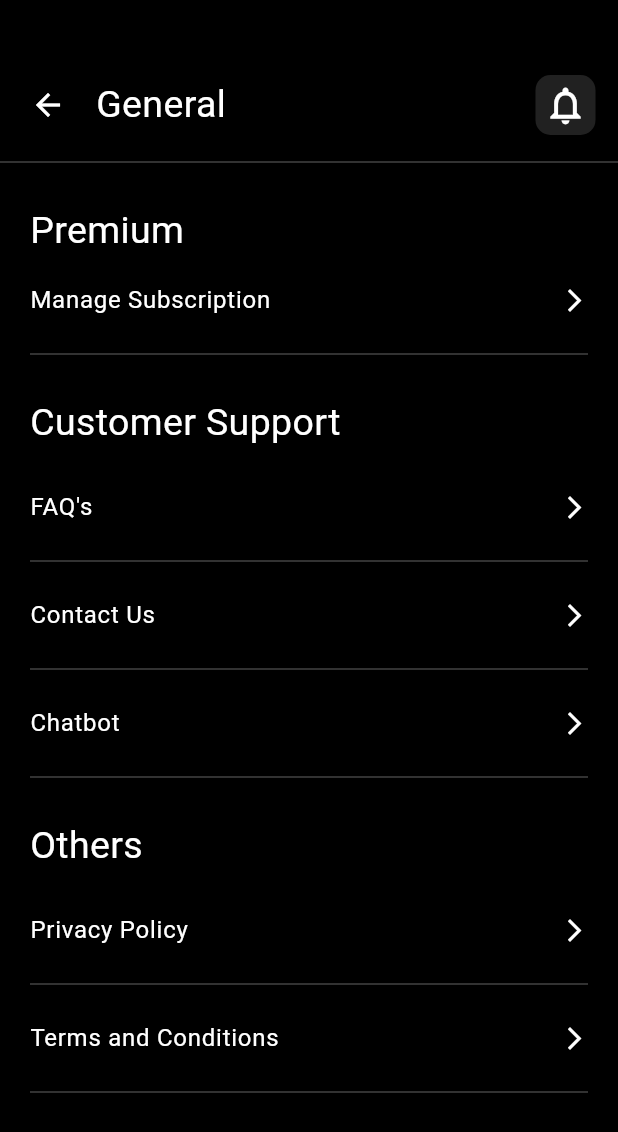
After one commit to suhailthakrani/affirmation_app, a Flutter app: the GeneralScreen screen opened directly, on a phone screen of 412 x 824 dp. The commit adds this screen. Shown: the top 1132 px of the screen. Run offline on Flutter 3.47's test engine with Material 3 defaults, Android fonts, the phone set to English and light mode, and no system bars; our stand-ins replace cloud_firestore, firebase_auth, firebase_core, flutter_local_notifications, flutter_xlider, get and 2 more; accounts and stored records are empty.

Commit message:
Added profile and general screen

```diff
--- a/lib/controllers/profile_screen_controller.dart
+++ b/lib/controllers/profile_screen_controller.dart
@@ -2,4 +2,7 @@ import 'package:get/get.dart';
 
 class ProfileScreenController extends GetxController {
 
+  List<String> settingsList = ['Personal Details', 'General', 'Payment Method', 'Reminders', 'Widgets'];
+  List<String> affirmationsList = ['Favorites','Past affirmations'];
+
 }
--- a/lib/controllers/user_details_input_screen_controller.dart
+++ b/lib/controllers/user_details_input_screen_controller.dart
@@ -1,16 +1,82 @@
 import 'package:affirmation_app/controllers/dropdown_controller.dart';
+import 'package:affirmation_app/utils/constants.dart';
+import 'package:flutter/material.dart';
 import 'package:flutter/widgets.dart';
 import 'package:get/get.dart';
+
+import '../models/user_model.dart';
+import '../services/users_services.dart';
 
 class UserDetailsInputScreenScreenController extends GetxController {
   TextEditingController nameController = TextEditingController();
   TextEditingController ageGroupController = TextEditingController();
-  DropdownController ocupationDDController = DropdownController(title: "", items: RxList([]));
+  DropdownController ocupationDDController = DropdownController(title: "", items: RxList([
+    "Programmer",
+    "Teacher"
+  ]));
   TextEditingController currentIncomeController = TextEditingController();
-  DropdownController desiredOcupationDDController = DropdownController(title: "", items: RxList([]));
+  DropdownController desiredOcupationDDController = DropdownController(title: "", items: RxList(["Programmer",
+    "Teacher"]));
   TextEditingController desiredIncomeController = TextEditingController();
   TextEditingController debtAmountIncomeController = TextEditingController();
-  DropdownController debtTypeDDController = DropdownController(title: "", items: RxList([]));
+  DropdownController debtTypeDDController = DropdownController(title: "", items: RxList(["Type1", "Type2"]));
   TextEditingController savingGoalsController = TextEditingController();
 
+
+  Future<void> register(context) async {
+    UserModel userModel = updateUserModel(
+      ageGroupController,
+      ocupationDDController,
+      currentIncomeController,
+      desiredIncomeController,
+      desiredOcupationDDController,
+      debtAmountIncomeController,
+      debtTypeDDController,
+      savingGoalsController
+    );
+    String result = await UserServices().registerUser(model:userModel);
+    if(result == "Success") {
+      ScaffoldMessenger.of(context).showSnackBar(const SnackBar(content: Text("Details Updated Successfully!")));
+      Get.toNamed(kMainScreenRoute);
+    }
+  }
+
+  UserModel updateUserModel(
+    TextEditingController ageGroupController,
+    DropdownController occupationController,
+    TextEditingController currentIncomeController,
+    TextEditingController desiredIncomeController,
+    DropdownController desiredOccupationController,
+    TextEditingController debtAmountController,
+    DropdownController debtTypeController,
+    TextEditingController savingGoalsController
+  ) {
+    UserModel userModel = UserModel.empty();
+    if (ageGroupController.text.isNotEmpty) {
+      userModel.ageGroup = ageGroupController.text;
+    }
+    if (occupationController.validate()) {
+      userModel.occupation = occupationController.selectedItem.value;
+    }
+    if (currentIncomeController.text.isNotEmpty) {
+      userModel.currentIncome = currentIncomeController.text;
+    }
+    if (desiredIncomeController.text.isNotEmpty) {
+      userModel.desiredIncome = desiredIncomeController.text;
+    }
+    if (desiredOccupationController.validate()) {
+      userModel.occupation = desiredOccupationController.selectedItem.value;
+    }
+    if (debtAmountController.text.isNotEmpty) {
+      userModel.debtAmount = debtAmountController.text;
+    }
+    if (debtTypeController.validate()) {
+      userModel.occupation = debtTypeController.selectedItem.value;
+    }
+    if (savingGoalsController.text.isNotEmpty) {
+      userModel.savingGoals = savingGoalsController.text;
+    }
+    return userModel;
+  }
+
 }
--- a/lib/main.dart
+++ b/lib/main.dart
@@ -29,7 +29,7 @@ class MyApp extends StatelessWidget {
   Widget build(BuildContext context) {
     return GetMaterialApp(
       title: "Affirmation App",
-      initialRoute: kUserDetailsInputScreenRoute,
+      initialRoute: kRegisterScreenRoute,
       initialBinding: ScreensBindings(),
       getPages: RouteManagement.getPages(),
       theme: ThemeData.dark(useMaterial3: true).copyWith(
--- a/lib/utils/user_session.dart
+++ b/lib/utils/user_session.dart
@@ -20,7 +20,7 @@ class UserSession {
   Future<bool> createSession({required UserModel user}) async {
     final preference = await SharedPreferences.getInstance();
     userModel.value = user;
-    return preference.setString('USER_DATA', jsonEncode(userModel.value.toJson()));
+    return preference.setString('USER_DATA', jsonEncode(userModel.value.toJsonForRegister()));
   }
 
   Future<bool> isUserLoggedIn() async {
--- a/lib/views/screens/auth/login_sreen.dart
+++ b/lib/views/screens/auth/login_sreen.dart
@@ -85,7 +85,9 @@ class LoginScreen extends GetView<LoginScreenController> {
                   mainAxisAlignment: MainAxisAlignment.end,
                   children: [
                     InkWell(
-                      onTap: () {},
+                      onTap: () async {
+                        await controller.login(context);
+                      },
                       child: const Padding(
                         padding: EdgeInsets.only(top: 8.0, right: 4),
                         child: Text("Forgot Password?"),
--- /dev/null
+++ b/lib/views/screens/profile/components/general_settings_screen.dart
@@ -0,0 +1,94 @@
+import 'package:flutter/material.dart';
+import 'package:get/get.dart';
+
+class GeneralScreen extends StatelessWidget {
+  const GeneralScreen({super.key});
+
+  @override
+  Widget build(BuildContext context) {
+    List<String> customerSupportList = ['FAQ\'s','Contact Us','Chatbot'];
+    List<String> othersList = ['Privacy Policy','Terms and Conditions'];
+    return Scaffold(
+      backgroundColor: Colors.black,
+      body: Column(children: [
+      const SizedBox(height: 50,),
+      Row(
+        mainAxisAlignment: MainAxisAlignment.spaceBetween,
+        children: [
+          Row(
+            children: [
+              SizedBox(width: 20,),
+              InkWell(onTap: (){Get.back();},child: Icon(Icons.arrow_back,color: Colors.white,)),
+              Container(margin: const EdgeInsets.only(left: 20), child: const Text('General', style: TextStyle(color: Colors.white, fontSize: 25),)),
+            ],
+          ),
+          Container(
+            margin: const EdgeInsets.only(right: 15),
+            height: 40,
+            width: 40,
+            decoration: BoxDecoration(borderRadius: BorderRadius.circular(10), color: Colors.grey.shade900),
+            child: const Icon(Icons.notifications_none, color: Colors.white, size: 30,),
+          )
+        ],
+      ),
+        const SizedBox(height: 10,),
+        Divider(color: Colors.grey.shade800),
+        Padding(
+          padding: const EdgeInsets.symmetric(horizontal: 20.0,vertical: 20),
+          child: Column(
+            crossAxisAlignment: CrossAxisAlignment.start,
+            children: [
+              const Text('Premium', style: TextStyle(color: Colors.white, fontSize: 25),),
+              const ListTile(
+                contentPadding: EdgeInsets.zero,
+                title: Text('Manage Subscription', style: TextStyle(color: Colors.white)),
+                trailing: Icon(Icons.arrow_forward_ios_outlined,color: Colors.white,size: 18,),
+              ),
+              Divider(color: Colors.grey.shade800,),
+              const SizedBox(height: 20,),
+              const Text('Customer Support', style: TextStyle(color: Colors.white, fontSize: 25),),
+              ListView.separated(
+                padding: const EdgeInsets.only(top: 10),
+                shrinkWrap: true,
+                physics: const NeverScrollableScrollPhysics(),  // Disable inner ListView scrolling
+                itemBuilder: (context, index) {
+                  return ListTile(
+                    contentPadding: EdgeInsets.zero,
+                    title: Text(customerSupportList[index], style: const TextStyle(color: Colors.white)),
+                    trailing: const Icon(Icons.arrow_forward_ios_outlined,color: Colors.white,size: 18,),
+                  );
+                },
+                separatorBuilder: (context, index) {
+                  return Divider(color: Colors.grey.shade800,);
+                },
+                itemCount: customerSupportList.length,
+              ),
+              Divider(color: Colors.grey.shade800,),
+              const SizedBox(height: 20,),
+              const Text('Others', style: TextStyle(color: Colors.white, fontSize: 25),),
+              ListView.separated(
+                padding: const EdgeInsets.only(top: 10),
+                shrinkWrap: true,
+                physics: const NeverScrollableScrollPhysics(),  // Disable inner ListView scrolling
+                itemBuilder: (context, index) {
+                  return ListTile(
+                    contentPadding: EdgeInsets.zero,
+                    title: Text(othersList[index], style: const TextStyle(color: Colors.white)),
+                    trailing: const Icon(Icons.arrow_forward_ios_outlined,color: Colors.white,size: 18,),
+                  );
+                },
+                separatorBuilder: (context, index) {
+                  return Divider(color: Colors.grey.shade800,);
+                },
+                itemCount: othersList.length,
+              ),
+              Divider(color: Colors.grey.shade800,),
+            ],
+          ),
+        ),
+
+
+
+    ],),);
+  }
+}
```
Also changed, not shown: lib/controllers/login_screen_controller.dart (+13 -0 lines), lib/controllers/register_screen_controller.dart (+19 -0 lines), lib/models/response_model.dart (added, +15 -0 lines), lib/models/user_model.dart (+11 -5 lines), lib/services/users_services.dart (added, +65 -0 lines), lib/views/screens/auth/user_details_input_screen.dart (+5 -2 lines), lib/views/screens/profile/profile_screen.dart (+113 -9 lines), assets/icons/fb.jpg (added), assets/icons/insta.jpg (added), assets/icons/twitter.png (added), assets/images/elon.jpg (added).
